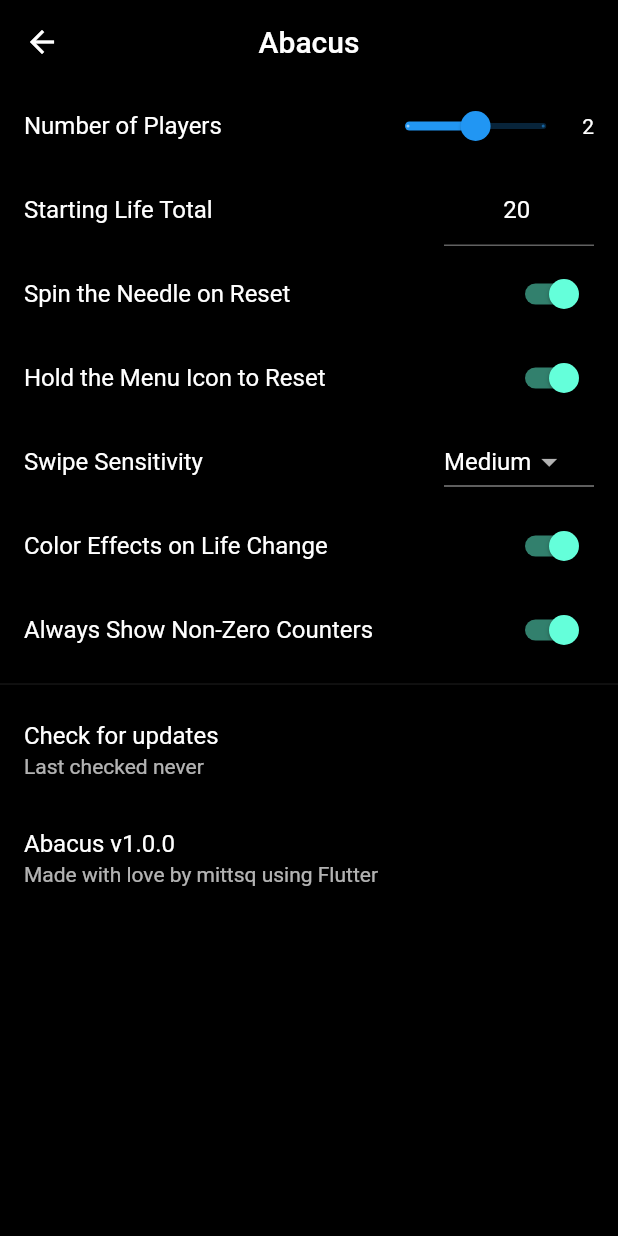
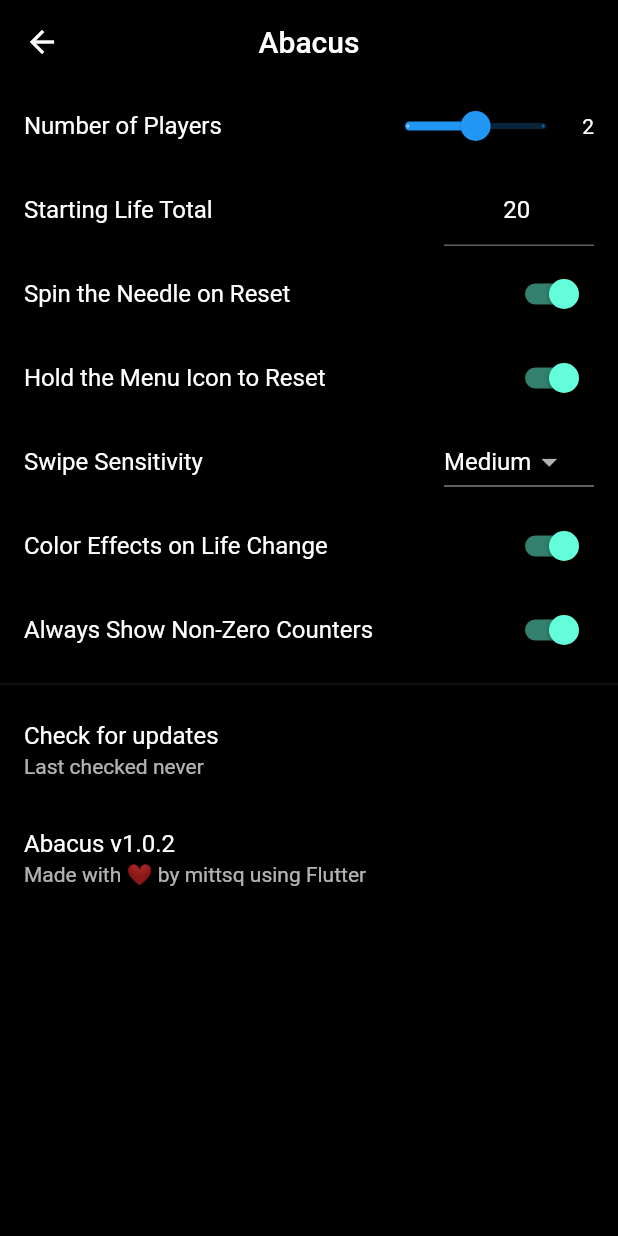
Before and after one commit to mittsq/abacus, a Flutter app: the Settings screen opened directly, after a tap on "Spin the Needle on Reset", on a phone screen of 412 x 824 dp. Run offline on Flutter 3.47's test engine with Material 2 defaults, Android fonts, the phone set to English and light mode, and no system bars; our stand-ins replace package_info_plus, shared_preferences, wakelock; missing offline and left inert: github, loop_page_view; accounts and stored records are empty.

Commit message:
Fixed some web-related bugs

```diff
--- a/lib/widgets/settings.dart
+++ b/lib/widgets/settings.dart
@@ -4,6 +4,7 @@ import 'dart:math';
 import 'package:flutter/material.dart';
 import 'package:flutter/services.dart';
 import 'package:github/github.dart';
+import 'package:package_info_plus/package_info_plus.dart';
 import 'package:shared_preferences/shared_preferences.dart';
 import 'package:url_launcher/url_launcher.dart';
 
@@ -124,20 +125,14 @@ class _SettingsState extends State<Settings> {
     );
   }
 
-  void _changeSens(int? sens) {
-    setState(() {
-      Settings.set(SettingsKey.swipeSens, sens);
-    });
-  }
-
   String _lastUpdateString() {
     var lastUpdate = Settings.get<int>(SettingsKey.lastUpdate);
-    if (lastUpdate == 0) return 'Last checked never';
+    if (lastUpdate == 0) return 'never';
 
     var since = DateTime.now().difference(
       DateTime.fromMillisecondsSinceEpoch(lastUpdate),
     );
-    var s = 'Last checked ';
+    var s = '';
     if (since.inDays > 0) {
       s += '${since.inDays} day${since.inDays == 1 ? '' : 's'}';
     } else if (since.inHours > 0) {
@@ -164,6 +159,11 @@ class _SettingsState extends State<Settings> {
     // var releases = await gh.repositories
     //     .listReleases(RepositorySlug('mittsq', 'abacus'))
     //     .first;
+  }
+
+  Future<String> _getVersion() async {
+    var info = await PackageInfo.fromPlatform();
+    return info.version;
   }
 
   @override
@@ -263,12 +263,14 @@ class _SettingsState extends State<Settings> {
               width: 100,
               child: DropdownButton(
                 onChanged: ((value) {
+                  // workaround for nullables for some reason
+                  var x = int.parse(value.toString());
                   setState(() {
-                    Settings.set(SettingsKey.swipeSens, value as int?);
+                    Settings.set(SettingsKey.swipeSens, x);
                   });
                 }),
                 value: Settings.get<int>(SettingsKey.swipeSens),
-                alignment: AlignmentDirectional.centerStart,
+                alignment: Alignment.center,
                 items: const [
                   DropdownMenuItem(
                     value: 50,
@@ -307,12 +309,18 @@ class _SettingsState extends State<Settings> {
           const Divider(),
           ListTile(
             title: const Text('Check for updates'),
-            subtitle: Text(_updateString),
+            subtitle: Text('Last checked $_updateString'),
             onTap: () => _checkForUpdates(),
           ),
           ListTile(
-            title: const Text('Abacus v1.0.0'),
-            subtitle: const Text('Made with love by mittsq using Flutter'),
+            title: FutureBuilder(
+              builder: (context, snapshot) {
+                var version = snapshot.hasData ? 'v${snapshot.data}' : '';
+                return Text('Abacus $version');
+              },
+              future: _getVersion(),
+            ),
+            subtitle: const Text('Made with ❤ by mittsq using Flutter'),
             onTap: () => showLicensePage(context: context),
           ),
         ],
```
Also changed, not shown: lib/widgets/holder.dart (+6 -1 lines), pubspec.yaml (+3 -33 lines), pubspec.lock, 4 other files.
